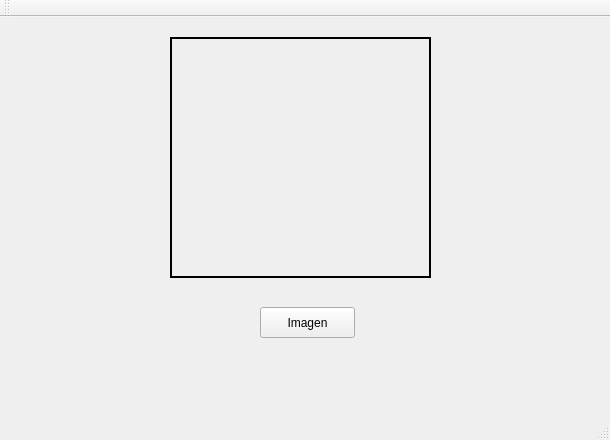
Akheon23/Sirio, file QT/pruebaclases/mainwindow.ui: the form before one commit.
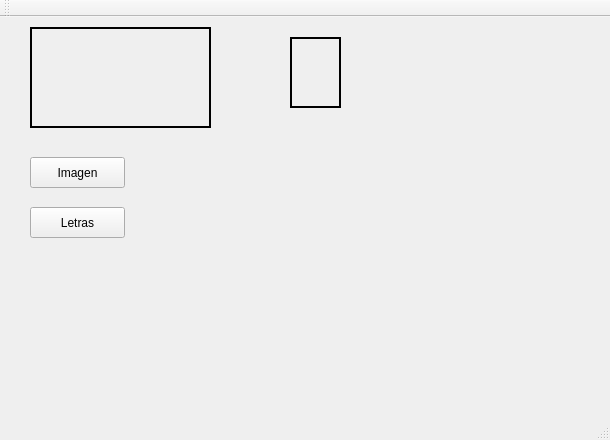
The form after the commit.

```diff
--- a/QT/pruebaclases/mainwindow.ui
+++ b/QT/pruebaclases/mainwindow.ui
@@ -17,8 +17,8 @@
    <widget class="QPushButton" name="pushButton">
     <property name="geometry">
      <rect>
-      <x>260</x>
-      <y>290</y>
+      <x>30</x>
+      <y>140</y>
       <width>95</width>
       <height>31</height>
      </rect>
@@ -30,10 +30,29 @@
    <widget class="QLabel" name="label">
     <property name="geometry">
      <rect>
-      <x>170</x>
+      <x>30</x>
+      <y>10</y>
+      <width>181</width>
+      <height>101</height>
+     </rect>
+    </property>
+    <property name="frameShape">
+     <enum>QFrame::WinPanel</enum>
+    </property>
+    <property name="text">
+     <string/>
+    </property>
+    <property name="scaledContents">
+     <bool>true</bool>
+    </property>
+   </widget>
+   <widget class="QLabel" name="label_2">
+    <property name="geometry">
+     <rect>
+      <x>290</x>
       <y>20</y>
-      <width>261</width>
-      <height>241</height>
+      <width>51</width>
+      <height>71</height>
      </rect>
     </property>
     <property name="frameShape">
@@ -46,6 +65,19 @@
      <bool>true</bool>
     </property>
    </widget>
+   <widget class="QPushButton" name="pushButton_2">
+    <property name="geometry">
+     <rect>
+      <x>30</x>
+      <y>190</y>
+      <width>95</width>
+      <height>31</height>
+     </rect>
+    </property>
+    <property name="text">
+     <string>Letras</string>
+    </property>
+   </widget>
   </widget>
   <widget class="QMenuBar" name="menuBar">
    <property name="geometry">
```
